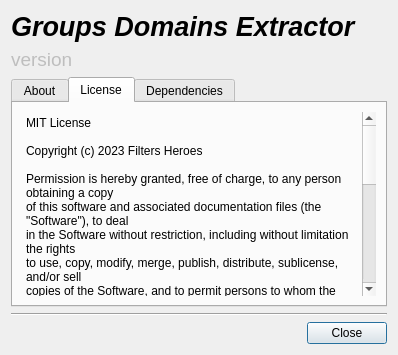
Old version of the form scripts/GDE/GDE/ingredients/about.ui in the repository FiltersHeroes/ScriptsPlayground.
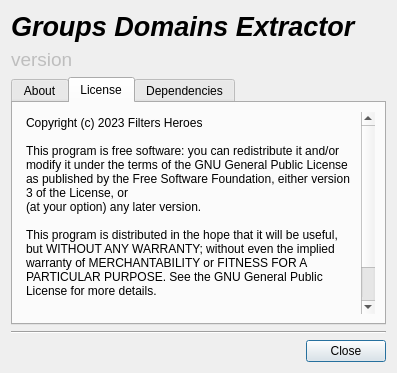
New version of the form. The open tabs and pages were chosen to show the change.

```diff
--- a/scripts/GDE/GDE/ingredients/about.ui
+++ b/scripts/GDE/GDE/ingredients/about.ui
@@ -6,8 +6,8 @@
    <rect>
     <x>0</x>
     <y>0</y>
-    <width>398</width>
-    <height>355</height>
+    <width>397</width>
+    <height>373</height>
    </rect>
   </property>
   <property name="windowTitle">
@@ -87,27 +87,14 @@
           <bool>true</bool>
          </property>
          <property name="plainText">
-          <string notr="true">MIT License
+          <string notr="true">Copyright (c) 2023 Filters Heroes
 
-Copyright (c) 2023 Filters Heroes
+This program is free software: you can redistribute it and/or modify it under the terms of the GNU General Public License as published by the Free Software Foundation, either version 3 of the License, or
+(at your option) any later version.
 
-Permission is hereby granted, free of charge, to any person obtaining a copy
-of this software and associated documentation files (the &quot;Software&quot;), to deal
-in the Software without restriction, including without limitation the rights
-to use, copy, modify, merge, publish, distribute, sublicense, and/or sell
-copies of the Software, and to permit persons to whom the Software is
-furnished to do so, subject to the following conditions:
+This program is distributed in the hope that it will be useful, but WITHOUT ANY WARRANTY; without even the implied warranty of MERCHANTABILITY or FITNESS FOR A PARTICULAR PURPOSE. See the GNU General Public License for more details.
 
-The above copyright notice and this permission notice shall be included in all
-copies or substantial portions of the Software.
-
-THE SOFTWARE IS PROVIDED &quot;AS IS&quot;, WITHOUT WARRANTY OF ANY KIND, EXPRESS OR
-IMPLIED, INCLUDING BUT NOT LIMITED TO THE WARRANTIES OF MERCHANTABILITY,
-FITNESS FOR A PARTICULAR PURPOSE AND NONINFRINGEMENT. IN NO EVENT SHALL THE
-AUTHORS OR COPYRIGHT HOLDERS BE LIABLE FOR ANY CLAIM, DAMAGES OR OTHER
-LIABILITY, WHETHER IN AN ACTION OF CONTRACT, TORT OR OTHERWISE, ARISING FROM,
-OUT OF OR IN CONNECTION WITH THE SOFTWARE OR THE USE OR OTHER DEALINGS IN THE
-SOFTWARE.</string>
+You should have received a copy of the GNU General Public License along with this program. If not, see &lt;http://www.gnu.org/licenses/&gt;.</string>
          </property>
         </widget>
        </item>
```
Left out of the diff: 8 changed lines with no effect on the pictures.
